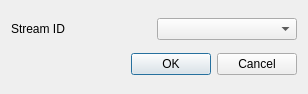
This is bannotator/ui/delete_stream_dialog.ui in hsingchien/Bannotator as Qt 5 draws it before an edit. The edited form follows.
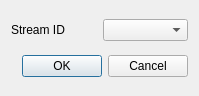
This is the edited form.

The edit to the form file:
```diff
--- a/bannotator/ui/delete_stream_dialog.ui
+++ b/bannotator/ui/delete_stream_dialog.ui
@@ -6,8 +6,8 @@
    <rect>
     <x>0</x>
     <y>0</y>
-    <width>308</width>
-    <height>94</height>
+    <width>199</width>
+    <height>96</height>
    </rect>
   </property>
   <property name="windowTitle">
```
Left out of the diff: 2 changed lines with no effect on the pictures.
